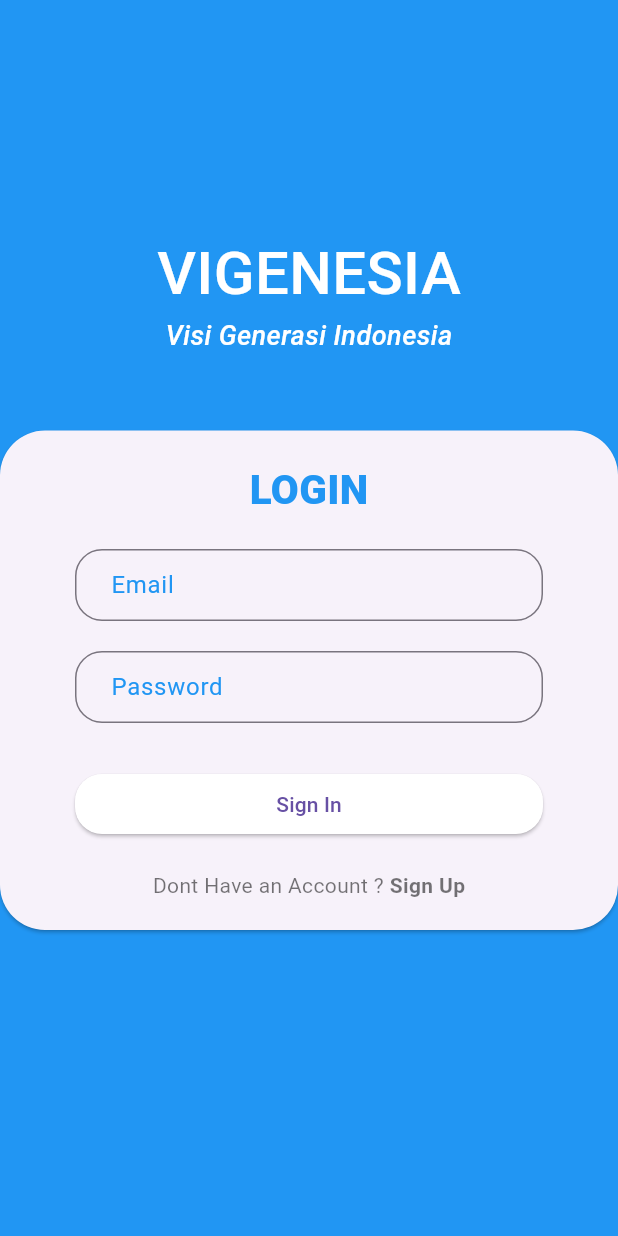
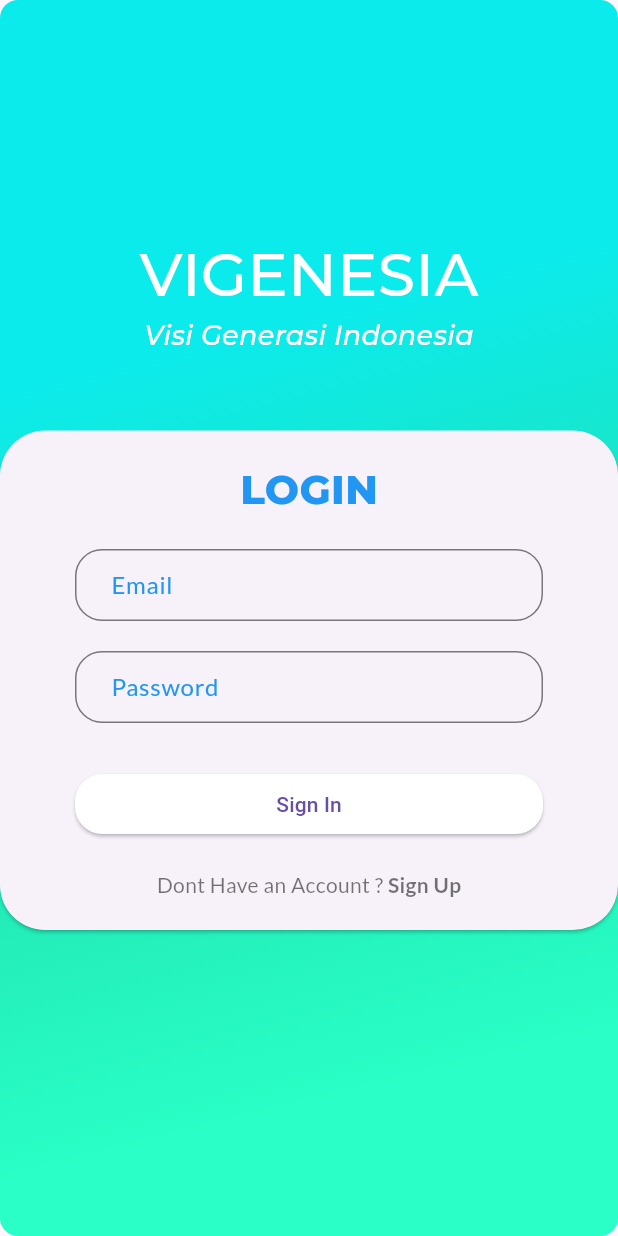
Before and after one commit to NoobBPS/vigenesia_app, a Flutter app: the screen it shows after launch, after a tap on "Sign In", on a phone screen of 412 x 824 dp. Run offline on Flutter 3.47's test engine with Material 3 defaults, Android fonts, the phone set to English and light mode, and no system bars; our stand-ins replace another_flushbar, dio, flutter_form_builder, google_fonts; network calls fail.

Commit message:
Update Login.dart

```diff
--- a/lib/Screens/Login.dart
+++ b/lib/Screens/Login.dart
@@ -1,13 +1,12 @@
-import 'package:another_flushbar/flushbar.dart';
+import 'package:dio/dio.dart';
+import 'package:flutter/gestures.dart';
 import 'package:flutter/material.dart';
 import 'package:flutter_form_builder/flutter_form_builder.dart';
-import 'package:dio/dio.dart';
+import 'package:google_fonts/google_fonts.dart';
+import 'package:org/Models/Login_Model.dart';
+
 import 'MainScreens.dart';
-import 'package:org/Constant/const.dart';
-import 'package:org/Models/Login_Model.dart';
 import 'Register.dart';
-import 'package:flutter/gestures.dart';
-import 'dart:convert';
 
 class Login extends StatefulWidget {
   Login({Key? key}) : super(key: key);
@@ -31,14 +30,13 @@ class _LoginState extends State<Login> with WidgetsBindingObserver {
 
   Future<LoginModels?> postLogin(String email, String password) async {
     var dio = Dio();
-    String baseurl = 'https://9d2e-202-51-197-75.ngrok-free.app/vigenesia';
+    String baseurl = 'https://78d4-103-108-130-37.ngrok-free.app/vigenesia';
     LoginModels? model;
 
     Map<String, dynamic> data = {"email": email, "password": password};
     print("$baseurl/api/login");
     try {
-      final response = await dio.post(
-          "$baseurl/api/login",
+      final response = await dio.post("$baseurl/api/login",
           data: data,
           options: Options(headers: {'Content-type': 'application/json'}));
 
@@ -64,16 +62,30 @@ class _LoginState extends State<Login> with WidgetsBindingObserver {
       child: Container(
         height: MediaQuery.of(context).size.height,
         margin: const EdgeInsets.only(left: 0, right: 0),
-        decoration: new BoxDecoration(color: Colors.blue),
+        decoration: new BoxDecoration(
+          color: Colors.blue,
+          borderRadius: BorderRadius.all(Radius.circular(12)),
+          gradient: LinearGradient(
+            begin: Alignment.topLeft,
+            end: Alignment.bottomCenter,
+            //jumlah stop berbanding lurus dengan jumlah warna
+            stops: [0.3, 0.6, 0.9],
+            colors: [
+              Color.fromRGBO(12, 235, 235, 1),
+              Color.fromRGBO(32, 227, 178, 1),
+              Color.fromRGBO(41, 255, 198, 1),
+            ],
+          ),
+        ),
         child: Column(mainAxisAlignment: MainAxisAlignment.center, children: [
           Text(
             "VIGENESIA",
-            style: TextStyle(
+            style: GoogleFonts.montserrat(
                 fontSize: 40, fontWeight: FontWeight.w500, color: Colors.white),
           ),
           Text(
             "Visi Generasi Indonesia",
-            style: TextStyle(
+            style: GoogleFonts.montserrat(
                 fontSize: 18,
                 fontWeight: FontWeight.w500,
                 color: Colors.white,
@@ -96,7 +108,7 @@ class _LoginState extends State<Login> with WidgetsBindingObserver {
                     children: [
                       Text(
                         "LOGIN",
-                        style: TextStyle(
+                        style: GoogleFonts.montserrat(
                             fontSize: 27,
                             fontWeight: FontWeight.w800,
                             color: Colors.blue),
@@ -118,7 +130,7 @@ class _LoginState extends State<Login> with WidgetsBindingObserver {
                               borderSide:
                                   BorderSide(color: Colors.blue, width: 1.0),
                             ),
-                            labelStyle: TextStyle(color: Colors.blue),
+                            labelStyle: GoogleFonts.lato(color: Colors.blue),
                             labelText: "Email",
                           )),
                       SizedBox(
@@ -142,7 +154,7 @@ class _LoginState extends State<Login> with WidgetsBindingObserver {
                                 BorderSide(color: Colors.blue, width: 1.0),
                           ),
                           labelText: "Password",
-                          labelStyle: TextStyle(color: Colors.blue),
+                          labelStyle: GoogleFonts.lato(color: Colors.blue),
                         ),
                       ),
                       SizedBox(
@@ -190,7 +202,7 @@ class _LoginState extends State<Login> with WidgetsBindingObserver {
                         TextSpan(children: [
                           TextSpan(
                               text: 'Dont Have an Account ? ',
-                              style: TextStyle(color: Colors.black54)),
+                              style: GoogleFonts.lato(color: Colors.black54)),
                           TextSpan(
                               text: 'Sign Up',
                               recognizer: TapGestureRecognizer()
@@ -201,7 +213,7 @@ class _LoginState extends State<Login> with WidgetsBindingObserver {
                                           builder: (BuildContext context) =>
                                               new Register()));
                                 },
-                              style: TextStyle(
+                              style: GoogleFonts.lato(
                                   fontWeight: FontWeight.w600,
                                   color: Colors.black54))
                         ]),
```
